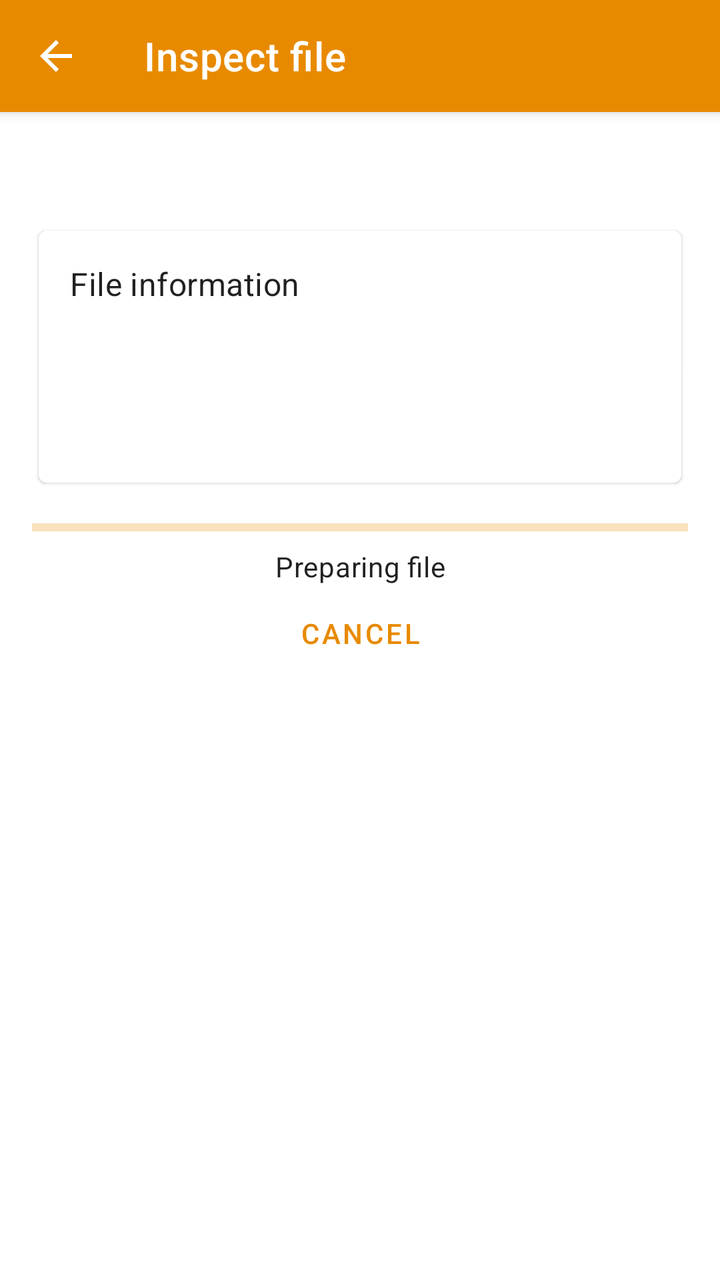
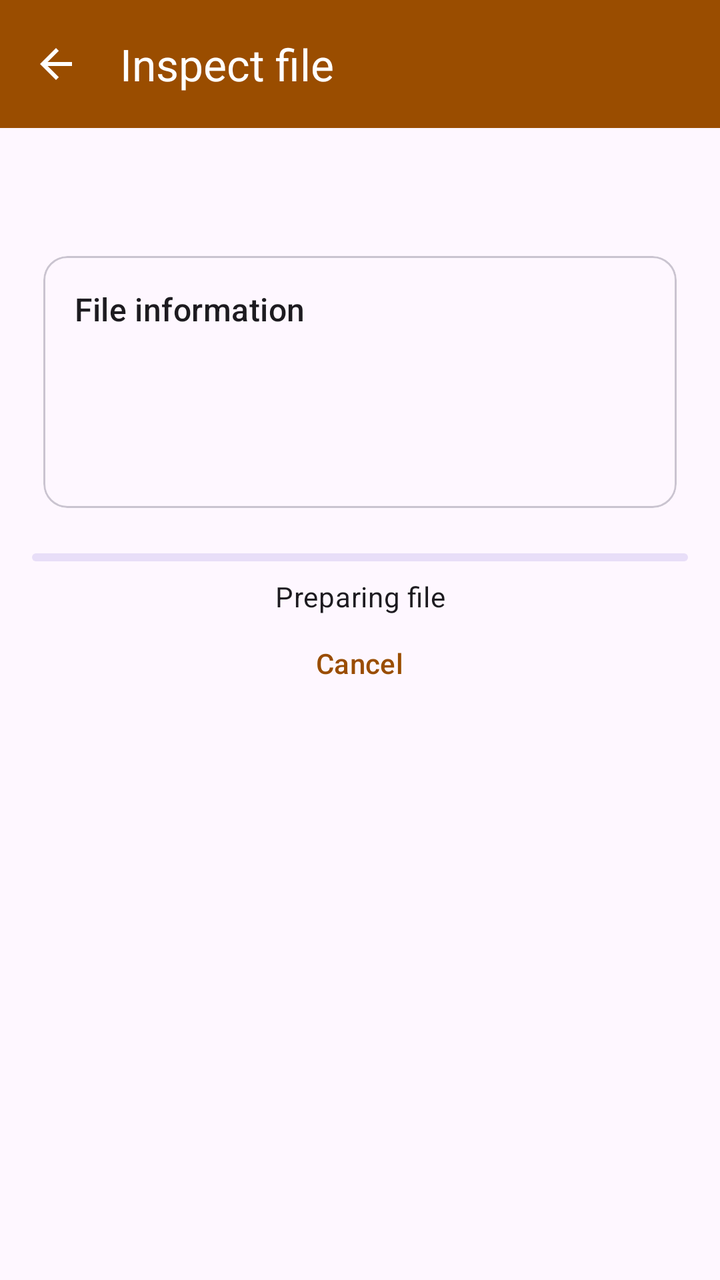

Before-and-after screenshots of an Android layout around one commit, followed by the original layout XML and the change that was made.
<!-- AndroidManifest.xml: activity theme AppTheme -->
<!-- res/layout/activity_file_inspector.xml -->
<?xml version="1.0" encoding="utf-8"?>
<LinearLayout xmlns:android="http://schemas.android.com/apk/res/android"
    xmlns:app="http://schemas.android.com/apk/res-auto"
    android:layout_width="match_parent"
    android:layout_height="match_parent"
    android:orientation="vertical">

    <com.google.android.material.appbar.MaterialToolbar
        android:id="@+id/toolbar"
        android:layout_width="match_parent"
        android:layout_height="?attr/actionBarSize"
        android:background="@color/color_primary"
        android:elevation="4dp"
        app:navigationContentDescription="@string/action_back"
        app:navigationIcon="@drawable/ic_arrow_back"
        app:title="@string/action_file_inspector"
        app:titleTextColor="@color/toolbar_text" />

    <androidx.core.widget.NestedScrollView
        android:layout_width="match_parent"
        android:layout_height="0dp"
        android:layout_weight="1"
        android:fillViewport="true">

        <LinearLayout
            android:layout_width="match_parent"
            android:layout_height="wrap_content"
            android:orientation="vertical"
            android:padding="16dp">

            <TextView
                android:id="@+id/file_name"
                android:layout_width="match_parent"
                android:layout_height="wrap_content"
                android:ellipsize="middle"
                android:maxLines="2"
                android:textAppearance="@style/TextAppearance.MaterialComponents.Headline6"
                android:textIsSelectable="true" />

            <com.google.android.material.card.MaterialCardView
                android:layout_width="match_parent"
                android:layout_height="wrap_content"
                android:layout_marginTop="12dp"
                app:cardUseCompatPadding="true">

                <LinearLayout
                    android:layout_width="match_parent"
                    android:layout_height="wrap_content"
                    android:orientation="vertical"
                    android:padding="16dp">

                    <TextView
                        android:layout_width="match_parent"
                        android:layout_height="wrap_content"
                        android:text="@string/file_information"
                        android:textAppearance="@style/TextAppearance.MaterialComponents.Subtitle1" />

                    <TextView
                        android:id="@+id/mime_type"
                        android:layout_width="match_parent"
                        android:layout_height="wrap_content"
                        android:layout_marginTop="8dp"
                        android:textIsSelectable="true" />

                    <TextView
                        android:id="@+id/extension"
                        android:layout_width="match_parent"
                        android:layout_height="wrap_content"
                        android:layout_marginTop="4dp"
                        android:textIsSelectable="true" />

                    <TextView
                        android:id="@+id/declared_size"
                        android:layout_width="match_parent"
                        android:layout_height="wrap_content"
                        android:layout_marginTop="4dp"
                        android:textIsSelectable="true" />

                    <TextView
                        android:id="@+id/actual_size"
                        android:layout_width="match_parent"
                        android:layout_height="wrap_content"
                        android:layout_marginTop="4dp"
                        android:textIsSelectable="true"
                        android:visibility="gone" />

                    <TextView
                        android:id="@+id/detected_format"
                        android:layout_width="match_parent"
                        android:layout_height="wrap_content"
                        android:layout_marginTop="4dp"
                        android:textIsSelectable="true"
                        android:visibility="gone" />

                    <TextView
                        android:id="@+id/text_encoding"
                        android:layout_width="match_parent"
                        android:layout_height="wrap_content"
                        android:layout_marginTop="4dp"
                        android:textIsSelectable="true"
                        android:visibility="gone" />
                </LinearLayout>
            </com.google.android.material.card.MaterialCardView>

            <com.google.android.material.progressindicator.LinearProgressIndicator
                android:id="@+id/progress"
                android:layout_width="match_parent"
                android:layout_height="wrap_content"
                android:layout_marginTop="16dp"
                android:indeterminate="true" />

            <TextView
                android:id="@+id/status"
                android:layout_width="match_parent"
                android:layout_height="wrap_content"
                android:layout_marginTop="8dp"
                android:gravity="center_horizontal"
                android:text="@string/inspect_starting"
                android:textAppearance="@style/TextAppearance.MaterialComponents.Body2" />

            <LinearLayout
                android:layout_width="match_parent"
                android:layout_height="wrap_content"
                android:gravity="center_horizontal"
                android:orientation="horizontal">

                <com.google.android.material.button.MaterialButton
                    android:id="@+id/cancel"
                    style="@style/Widget.MaterialComponents.Button.TextButton"
                    android:layout_width="wrap_content"
                    android:layout_height="wrap_content"
                    android:text="@string/action_cancel" />

                <com.google.android.material.button.MaterialButton
                    android:id="@+id/retry"
                    style="@style/Widget.MaterialComponents.Button.TextButton"
                    android:layout_width="wrap_content"
                    android:layout_height="wrap_content"
                    android:text="@string/action_retry"
                    android:visibility="gone" />
            </LinearLayout>

            <LinearLayout
                android:id="@+id/results_container"
                android:layout_width="match_parent"
                android:layout_height="wrap_content"
                android:orientation="vertical"
                android:visibility="gone">

                <androidx.recyclerview.widget.RecyclerView
                    android:id="@+id/digest_list"
                    android:layout_width="match_parent"
                    android:layout_height="wrap_content"
                    android:layout_marginTop="8dp"
                    android:nestedScrollingEnabled="false" />

                <LinearLayout
                    android:layout_width="match_parent"
                    android:layout_height="wrap_content"
                    android:gravity="end"
                    android:orientation="horizontal">

                    <com.google.android.material.button.MaterialButton
                        android:id="@+id/copy_report"
                        style="@style/Widget.MaterialComponents.Button.TextButton"
                        android:layout_width="wrap_content"
                        android:layout_height="wrap_content"
                        android:text="@string/action_copy_report" />

                    <com.google.android.material.button.MaterialButton
                        android:id="@+id/share_report"
                        style="@style/Widget.MaterialComponents.Button.TextButton"
                        android:layout_width="wrap_content"
                        android:layout_height="wrap_content"
                        android:text="@string/action_share" />
                </LinearLayout>

                <com.google.android.material.card.MaterialCardView
                    android:layout_width="match_parent"
                    android:layout_height="wrap_content"
                    android:layout_marginTop="8dp"
                    app:cardUseCompatPadding="true">

                    <LinearLayout
                        android:layout_width="match_parent"
                        android:layout_height="wrap_content"
                        android:orientation="vertical"
                        android:padding="16dp">

                        <TextView
                            android:layout_width="match_parent"
                            android:layout_height="wrap_content"
                            android:text="@string/integrity_check"
                            android:textAppearance="@style/TextAppearance.MaterialComponents.Subtitle1" />

                        <com.google.android.material.textfield.TextInputLayout
                            android:id="@+id/expected_digest_layout"
                            android:layout_width="match_parent"
                            android:layout_height="wrap_content"
                            android:layout_marginTop="8dp"
                            android:hint="@string/verification_expected_hint">

                            <com.google.android.material.textfield.TextInputEditText
                                android:id="@+id/expected_digest"
                                android:layout_width="match_parent"
                                android:layout_height="wrap_content"
                                android:fontFamily="monospace"
                                android:importantForAutofill="no"
                                android:inputType="textNoSuggestions"
                                android:maxLength="512"
                                android:maxLines="4"
                                android:textDirection="ltr" />
                        </com.google.android.material.textfield.TextInputLayout>

                        <com.google.android.material.button.MaterialButton
                            android:id="@+id/verify"
                            android:layout_width="wrap_content"
                            android:layout_height="wrap_content"
                            android:layout_gravity="end"
                            android:text="@string/action_verify" />

                        <TextView
                            android:id="@+id/verification_result"
                            android:layout_width="match_parent"
                            android:layout_height="wrap_content"
                            android:layout_marginTop="4dp"
                            android:textAppearance="@style/TextAppearance.MaterialComponents.Body1"
                            android:visibility="gone" />
                    </LinearLayout>
                </com.google.android.material.card.MaterialCardView>

                <com.google.android.material.card.MaterialCardView
                    android:layout_width="match_parent"
                    android:layout_height="wrap_content"
                    android:layout_marginTop="8dp"
                    android:layout_marginBottom="16dp"
                    app:cardUseCompatPadding="true">

                    <LinearLayout
                        android:layout_width="match_parent"
                        android:layout_height="wrap_content"
                        android:orientation="vertical"
                        android:padding="16dp">

                        <TextView
                            android:layout_width="match_parent"
                            android:layout_height="wrap_content"
                            android:text="@string/file_header"
                            android:textAppearance="@style/TextAppearance.MaterialComponents.Subtitle1" />

                        <TextView
                            android:id="@+id/header_hex"
                            android:layout_width="match_parent"
                            android:layout_height="wrap_content"
                            android:layout_marginTop="8dp"
                            android:fontFamily="monospace"
                            android:textDirection="ltr"
                            android:textIsSelectable="true" />
                    </LinearLayout>
                </com.google.android.material.card.MaterialCardView>
            </LinearLayout>
        </LinearLayout>
    </androidx.core.widget.NestedScrollView>

</LinearLayout>
<!-- resources referenced by this layout -->
<resources>
  <color name="color_primary">#E88A00</color>
  <color name="toolbar_text">#FFFFFFFF</color>
  <!-- drawable ic_arrow_back (drawable) -->
  <?xml version="1.0" encoding="utf-8"?>
  <vector xmlns:android="http://schemas.android.com/apk/res/android"
      android:width="24dp"
      android:height="24dp"
      android:viewportWidth="24"
      android:viewportHeight="24">
      <path
          android:fillColor="@color/toolbar_text"
          android:pathData="M20,11H7.83l5.59,-5.59L12,4l-8,8 8,8 1.41,-1.41L7.83,13H20v-2z" />
  </vector>
  <string name="action_back">Back</string>
  <string name="action_cancel">Cancel</string>
  <string name="action_copy_report">Copy report</string>
  <string name="action_file_inspector">Inspect file</string>
  <string name="action_retry">Retry</string>
  <string name="action_share">Share</string>
  <string name="action_verify">Verify</string>
  <string name="file_header">File header</string>
  <string name="file_information">File information</string>
  <string name="inspect_starting">Preparing file</string>
  <string name="integrity_check">Integrity check</string>
  <string name="verification_expected_hint">Paste an expected checksum</string>
  <style name="AppTheme" parent="Theme.MaterialComponents.DayNight.NoActionBar">
          <item name="colorPrimary">@color/color_primary</item>
          <item name="colorPrimaryVariant">@color/color_primary_dark</item>
          <item name="colorSecondary">@color/color_secondary</item>
          <item name="android:colorAccent">@color/color_secondary</item>
          <item name="android:navigationBarColor">@color/window_background</item>
          <item name="android:windowActionModeOverlay">true</item>
          <item name="android:windowBackground">@color/window_background</item>
          <item name="windowActionModeOverlay">true</item>
      </style>
  <color name="color_primary_dark">#A85A00</color>
  <color name="color_secondary">#0097A7</color>
  <color name="window_background">#FFFFFFFF</color>
</resources>

<!-- the commit's change to res/layout/activity_file_inspector.xml (unified diff, before → after) -->
@@ -3,23 +3,26 @@
     xmlns:app="http://schemas.android.com/apk/res-auto"
     android:layout_width="match_parent"
     android:layout_height="match_parent"
+    android:layoutDirection="locale"
     android:orientation="vertical">
 
     <com.google.android.material.appbar.MaterialToolbar
         android:id="@+id/toolbar"
         android:layout_width="match_parent"
         android:layout_height="?attr/actionBarSize"
-        android:background="@color/color_primary"
+        android:background="?attr/colorPrimary"
         android:elevation="4dp"
         app:navigationContentDescription="@string/action_back"
         app:navigationIcon="@drawable/ic_arrow_back"
         app:title="@string/action_file_inspector"
-        app:titleTextColor="@color/toolbar_text" />
+        app:titleTextColor="?attr/colorOnPrimary" />
 
     <androidx.core.widget.NestedScrollView
+        android:id="@+id/scroll_container"
         android:layout_width="match_parent"
         android:layout_height="0dp"
         android:layout_weight="1"
+        android:clipToPadding="false"
         android:fillViewport="true">
 
         <LinearLayout
@@ -32,10 +35,9 @@
                 android:id="@+id/file_name"
                 android:layout_width="match_parent"
                 android:layout_height="wrap_content"
-                android:ellipsize="middle"
-                android:maxLines="2"
-                android:textAppearance="@style/TextAppearance.MaterialComponents.Headline6"
-                android:textIsSelectable="true" />
+                android:breakStrategy="simple"
+                android:hyphenationFrequency="none"
+                android:textAppearance="@style/TextAppearance.Material3.TitleLarge" />
 
             <com.google.android.material.card.MaterialCardView
                 android:layout_width="match_parent"
@@ -50,38 +52,35 @@
                     android:padding="16dp">
 
                     <TextView
+                        android:id="@+id/file_information_title"
                         android:layout_width="match_parent"
                         android:layout_height="wrap_content"
                         android:text="@string/file_information"
-                        android:textAppearance="@style/TextAppearance.MaterialComponents.Subtitle1" />
+                        android:textAppearance="@style/TextAppearance.Material3.TitleMedium" />
 
                     <TextView
                         android:id="@+id/mime_type"
                         android:layout_width="match_parent"
                         android:layout_height="wrap_content"
-                        android:layout_marginTop="8dp"
-                        android:textIsSelectable="true" />
+                        android:layout_marginTop="8dp" />
 
                     <TextView
                         android:id="@+id/extension"
                         android:layout_width="match_parent"
                         android:layout_height="wrap_content"
-                        android:layout_marginTop="4dp"
-                        android:textIsSelectable="true" />
+                        android:layout_marginTop="4dp" />
 
                     <TextView
                         android:id="@+id/declared_size"
                         android:layout_width="match_parent"
                         android:layout_height="wrap_content"
-                        android:layout_marginTop="4dp"
-                        android:textIsSelectable="true" />
+                        android:layout_marginTop="4dp" />
 
                     <TextView
                         android:id="@+id/actual_size"
                         android:layout_width="match_parent"
                         android:layout_height="wrap_content"
                         android:layout_marginTop="4dp"
-                        android:textIsSelectable="true"
                         android:visibility="gone" />
 
                     <TextView
@@ -89,7 +88,20 @@
                         android:layout_width="match_parent"
                         android:layout_height="wrap_content"
                         android:layout_marginTop="4dp"
-                        android:textIsSelectable="true"
+                        android:visibility="gone" />
+
+                    <TextView
+                        android:id="@+id/container_hint"
+                        android:layout_width="match_parent"
+                        android:layout_height="wrap_content"
+                        android:layout_marginTop="4dp"
+                        android:visibility="gone" />
+
+                    <TextView
+                        android:id="@+id/content_analysis"
+                        android:layout_width="match_parent"
+                        android:layout_height="wrap_content"
+                        android:layout_marginTop="4dp"
                         android:visibility="gone" />
 
                     <TextView
@@ -97,7 +109,6 @@
                         android:layout_width="match_parent"
                         android:layout_height="wrap_content"
                         android:layout_marginTop="4dp"
-                        android:textIsSelectable="true"
                         android:visibility="gone" />
                 </LinearLayout>
             </com.google.android.material.card.MaterialCardView>
@@ -116,7 +127,7 @@
                 android:layout_marginTop="8dp"
                 android:gravity="center_horizontal"
                 android:text="@string/inspect_starting"
-                android:textAppearance="@style/TextAppearance.MaterialComponents.Body2" />
+                android:textAppearance="@style/TextAppearance.Material3.BodyMedium" />
 
             <LinearLayout
                 android:layout_width="match_parent"
@@ -126,16 +137,20 @@
 
                 <com.google.android.material.button.MaterialButton
                     android:id="@+id/cancel"
-                    style="@style/Widget.MaterialComponents.Button.TextButton"
+                    style="@style/Widget.Material3.Button.TextButton"
                     android:layout_width="wrap_content"
                     android:layout_height="wrap_content"
+                    android:minHeight="48dp"
+                    android:minWidth="48dp"
                     android:text="@string/action_cancel" />
 
                 <com.google.android.material.button.MaterialButton
                     android:id="@+id/retry"
-                    style="@style/Widget.MaterialComponents.Button.TextButton"
+                    style="@style/Widget.Material3.Button.TextButton"
                     android:layout_width="wrap_content"
                     android:layout_height="wrap_content"
+                    android:minHeight="48dp"
+                    android:minWidth="48dp"
                     android:text="@string/action_retry"
                     android:visibility="gone" />
             </LinearLayout>
@@ -154,24 +169,64 @@
                     android:layout_marginTop="8dp"
                     android:nestedScrollingEnabled="false" />
 
+                <TextView
+                    android:id="@+id/report_format_label"
+                    android:layout_width="match_parent"
+                    android:layout_height="wrap_content"
+                    android:layout_marginTop="16dp"
+                    android:labelFor="@id/report_format_group"
+                    android:text="@string/report_format_label"
+                    android:textAppearance="@style/TextAppearance.Material3.TitleSmall" />
+
+                <com.google.android.material.button.MaterialButtonToggleGroup
+                    android:id="@+id/report_format_group"
+                    android:layout_width="match_parent"
+                    android:layout_height="wrap_content"
+                    android:layout_marginTop="8dp"
+                    android:orientation="vertical"
+                    app:checkedButton="@id/report_format_markdown"
+                    app:selectionRequired="true"
+                    app:singleSelection="true">
+
+                    <com.google.android.material.button.MaterialButton
+                        android:id="@+id/report_format_markdown"
+                        style="@style/Widget.Material3.Button.OutlinedButton"
+                        android:layout_width="match_parent"
+                        android:layout_height="wrap_content"
+                        android:minHeight="48dp"
+                        android:minWidth="48dp"
+                        android:text="@string/report_format_markdown" />
+
+                    <com.google.android.material.button.MaterialButton
+                        android:id="@+id/report_format_json"
+                        style="@style/Widget.Material3.Button.OutlinedButton"
+                        android:layout_width="match_parent"
+                        android:layout_height="wrap_content"
+                        android:minHeight="48dp"
+                        android:minWidth="48dp"
+                        android:text="@string/report_format_json" />
+                </com.google.android.material.button.MaterialButtonToggleGroup>
+
                 <LinearLayout
                     android:layout_width="match_parent"
                     android:layout_height="wrap_content"
-                    android:gravity="end"
-                    android:orientation="horizontal">
+                    android:layout_marginTop="4dp"
+                    android:orientation="vertical">
 
                     <com.google.android.material.button.MaterialButton
                         android:id="@+id/copy_report"
-                        style="@style/Widget.MaterialComponents.Button.TextButton"
-                        android:layout_width="wrap_content"
-                        android:layout_height="wrap_content"
+                        style="@style/Widget.Material3.Button.TextButton"
+                        android:layout_width="match_parent"
+                        android:layout_height="wrap_content"
+                        android:minHeight="48dp"
                         android:text="@string/action_copy_report" />
 
                     <com.google.android.material.button.MaterialButton
                         android:id="@+id/share_report"
-                        style="@style/Widget.MaterialComponents.Button.TextButton"
-                        android:layout_width="wrap_content"
-                        android:layout_height="wrap_content"
+                        style="@style/Widget.Material3.Button.TextButton"
+                        android:layout_width="match_parent"
+                        android:layout_height="wrap_content"
+                        android:minHeight="48dp"
                         android:text="@string/action_share" />
                 </LinearLayout>
 
@@ -188,17 +243,18 @@
                         android:padding="16dp">
 
                         <TextView
+                            android:id="@+id/integrity_check_title"
                             android:layout_width="match_parent"
                             android:layout_height="wrap_content"
                             android:text="@string/integrity_check"
-                            android:textAppearance="@style/TextAppearance.MaterialComponents.Subtitle1" />
+                            android:textAppearance="@style/TextAppearance.Material3.TitleMedium" />
 
                         <com.google.android.material.textfield.TextInputLayout
                             android:id="@+id/expected_digest_layout"
                             android:layout_width="match_parent"
                             android:layout_height="wrap_content"
                             android:layout_marginTop="8dp"
-                            android:hint="@string/verification_expected_hint">
+                            android:hint="@string/verification_expected_label">
 
                             <com.google.android.material.textfield.TextInputEditText
                                 android:id="@+id/expected_digest"
@@ -207,24 +263,43 @@
                                 android:fontFamily="monospace"
                                 android:importantForAutofill="no"
                                 android:inputType="textNoSuggestions"
+                                android:layoutDirection="ltr"
                                 android:maxLength="512"
                                 android:maxLines="4"
                                 android:textDirection="ltr" />
                         </com.google.android.material.textfield.TextInputLayout>
 
+                        <TextView
+                            android:layout_width="match_parent"
+                            android:layout_height="wrap_content"
+                            android:layout_marginTop="4dp"
+                            android:text="@string/verification_expected_hint"
+                            android:textAppearance="@style/TextAppearance.Material3.BodySmall" />
+
                         <com.google.android.material.button.MaterialButton
                             android:id="@+id/verify"
-                            android:layout_width="wrap_content"
-                            android:layout_height="wrap_content"
-                            android:layout_gravity="end"
+                            android:layout_width="match_parent"
+                            android:layout_height="wrap_content"
+                            android:minHeight="48dp"
                             android:text="@string/action_verify" />
 
                         <TextView
                             android:id="@+id/verification_result"
                             android:layout_width="match_parent"
                             android:layout_height="wrap_content"
+                            android:accessibilityLiveRegion="polite"
                             android:layout_marginTop="4dp"
-                            android:textAppearance="@style/TextAppearance.MaterialComponents.Body1"
+                            android:textAppearance="@style/TextAppearance.Material3.BodyLarge"
+                            android:visibility="gone" />
+
+                        <TextView
+                            android:id="@+id/verification_file_name_warning"
+                            android:layout_width="match_parent"
+                            android:layout_height="wrap_content"
+                            android:accessibilityLiveRegion="polite"
+                            android:layout_marginTop="4dp"
+                            android:textColor="@color/verification_warning"
+                            android:textAppearance="@style/TextAppearance.Material3.BodyMedium"
                             android:visibility="gone" />
                     </LinearLayout>
                 </com.google.android.material.card.MaterialCardView>
@@ -243,19 +318,37 @@
                         android:padding="16dp">
 
                         <TextView
+                            android:id="@+id/file_header_title"
                             android:layout_width="match_parent"
                             android:layout_height="wrap_content"
                             android:text="@string/file_header"
-                            android:textAppearance="@style/TextAppearance.MaterialComponents.Subtitle1" />
-
-                        <TextView
-                            android:id="@+id/header_hex"
+                            android:textAppearance="@style/TextAppearance.Material3.TitleMedium" />
+
+                        <HorizontalScrollView
                             android:layout_width="match_parent"
                             android:layout_height="wrap_content"
                             android:layout_marginTop="8dp"
-                            android:fontFamily="monospace"
-                            android:textDirection="ltr"
-                            android:textIsSelectable="true" />
+                            android:fillViewport="false"
+                            android:layoutDirection="ltr"
+                            android:scrollbars="horizontal">
+
+                            <TextView
+                                android:id="@+id/header_hex"
+                                android:layout_width="wrap_content"
+                                android:layout_height="wrap_content"
+                                android:fontFamily="monospace"
+                                android:textAlignment="textStart"
+                                android:textDirection="ltr" />
+                        </HorizontalScrollView>
+
+                        <com.google.android.material.button.MaterialButton
+                            android:id="@+id/copy_header"
+                            style="@style/Widget.Material3.Button.TextButton"
+                            android:layout_width="match_parent"
+                            android:layout_height="wrap_content"
+                            android:layout_marginTop="4dp"
+                            android:minHeight="48dp"
+                            android:text="@string/action_copy_header" />
                     </LinearLayout>
                 </com.google.android.material.card.MaterialCardView>
             </LinearLayout>
<!-- resource entries referenced after the edit -->
@@ -1,20 +1,23 @@
 <!-- resources referenced by this layout -->
 <resources>
-  <color name="color_primary">#E88A00</color>
-  <color name="toolbar_text">#FFFFFFFF</color>
+  <color name="verification_warning">#FFA13B00</color>
+  <color name="color_primary">#9A4D00</color>
+  <color name="color_on_primary">#FFFFFFFF</color>
   <!-- drawable ic_arrow_back (drawable) -->
   <?xml version="1.0" encoding="utf-8"?>
   <vector xmlns:android="http://schemas.android.com/apk/res/android"
       android:width="24dp"
       android:height="24dp"
+      android:autoMirrored="true"
       android:viewportWidth="24"
       android:viewportHeight="24">
       <path
-          android:fillColor="@color/toolbar_text"
+          android:fillColor="?attr/colorOnPrimary"
           android:pathData="M20,11H7.83l5.59,-5.59L12,4l-8,8 8,8 1.41,-1.41L7.83,13H20v-2z" />
   </vector>
   <string name="action_back">Back</string>
   <string name="action_cancel">Cancel</string>
+  <string name="action_copy_header">Copy header</string>
   <string name="action_copy_report">Copy report</string>
   <string name="action_file_inspector">Inspect file</string>
   <string name="action_retry">Retry</string>
@@ -24,19 +27,23 @@
   <string name="file_information">File information</string>
   <string name="inspect_starting">Preparing file</string>
   <string name="integrity_check">Integrity check</string>
-  <string name="verification_expected_hint">Paste an expected checksum</string>
-  <style name="AppTheme" parent="Theme.MaterialComponents.DayNight.NoActionBar">
+  <string name="report_format_json">JSON</string>
+  <string name="report_format_label">Report format</string>
+  <string name="report_format_markdown">Markdown</string>
+  <string name="verification_expected_hint">Paste hex, Base64, SRI, or a checksum-file line</string>
+  <string name="verification_expected_label">Expected checksum</string>
+  <style name="AppTheme" parent="Theme.Material3.DayNight.NoActionBar">
           <item name="colorPrimary">@color/color_primary</item>
-          <item name="colorPrimaryVariant">@color/color_primary_dark</item>
+          <item name="colorOnPrimary">@color/color_on_primary</item>
           <item name="colorSecondary">@color/color_secondary</item>
+          <item name="colorOnSecondary">@color/color_on_secondary</item>
           <item name="android:colorAccent">@color/color_secondary</item>
-          <item name="android:navigationBarColor">@color/window_background</item>
+          <item name="android:navigationBarColor">?attr/colorSurface</item>
           <item name="android:windowActionModeOverlay">true</item>
-          <item name="android:windowBackground">@color/window_background</item>
+          <item name="android:windowBackground">?attr/colorSurface</item>
           <item name="windowActionModeOverlay">true</item>
       </style>
-  <color name="color_primary_dark">#A85A00</color>
-  <color name="color_secondary">#0097A7</color>
-  <color name="window_background">#FFFFFFFF</color>
+  <color name="color_secondary">#006874</color>
+  <color name="color_on_secondary">#FFFFFFFF</color>
 </resources>
 
